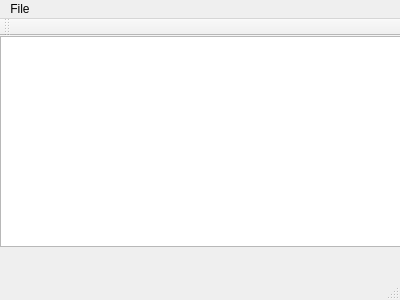
Old version of the form mainwindow.ui in the repository Nircek/littlebit.
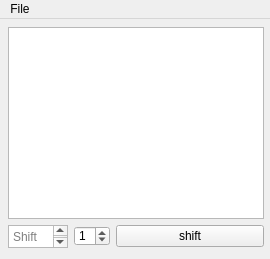
New version of the form.

Diff of the .ui file:
```diff
--- a/mainwindow.ui
+++ b/mainwindow.ui
@@ -6,23 +6,101 @@
    <rect>
     <x>0</x>
     <y>0</y>
-    <width>400</width>
-    <height>300</height>
+    <width>270</width>
+    <height>259</height>
    </rect>
   </property>
+  <property name="sizePolicy">
+   <sizepolicy hsizetype="Preferred" vsizetype="Preferred">
+    <horstretch>0</horstretch>
+    <verstretch>0</verstretch>
+   </sizepolicy>
+  </property>
   <property name="windowTitle">
    <string>MainWindow</string>
   </property>
   <widget class="QWidget" name="centralWidget">
-   <widget class="QGraphicsView" name="graphicsView">
+   <widget class="QWidget" name="">
     <property name="geometry">
      <rect>
       <x>0</x>
       <y>0</y>
-      <width>401</width>
-      <height>211</height>
+      <width>258</width>
+      <height>225</height>
      </rect>
     </property>
+    <layout class="QVBoxLayout" name="verticalLayout">
+     <property name="sizeConstraint">
+      <enum>QLayout::SetFixedSize</enum>
+     </property>
+     <property name="leftMargin">
+      <number>8</number>
+     </property>
+     <property name="topMargin">
+      <number>8</number>
+     </property>
+     <property name="rightMargin">
+      <number>8</number>
+     </property>
+     <property name="bottomMargin">
+      <number>8</number>
+     </property>
+     <item>
+      <widget class="QGraphicsView" name="graphicsView"/>
+     </item>
+     <item>
+      <layout class="QHBoxLayout" name="horizontalLayout">
+       <item alignment="Qt::AlignHCenter">
+        <widget class="QTextBrowser" name="textBrowser">
+         <property name="maximumSize">
+          <size>
+           <width>60</width>
+           <height>23</height>
+          </size>
+         </property>
+         <property name="placeholderText">
+          <string>Shift [bits]</string>
+         </property>
+        </widget>
+       </item>
+       <item>
+        <widget class="QSpinBox" name="spinBox">
+         <property name="maximumSize">
+          <size>
+           <width>36</width>
+           <height>20</height>
+          </size>
+         </property>
+         <property name="maximum">
+          <number>32</number>
+         </property>
+         <property name="value">
+          <number>1</number>
+         </property>
+        </widget>
+       </item>
+       <item>
+        <widget class="QPushButton" name="pushButton">
+         <property name="sizePolicy">
+          <sizepolicy hsizetype="Expanding" vsizetype="Fixed">
+           <horstretch>0</horstretch>
+           <verstretch>0</verstretch>
+          </sizepolicy>
+         </property>
+         <property name="minimumSize">
+          <size>
+           <width>33</width>
+           <height>18</height>
+          </size>
+         </property>
+         <property name="text">
+          <string>shift</string>
+         </property>
+        </widget>
+       </item>
+      </layout>
+     </item>
+    </layout>
    </widget>
   </widget>
   <widget class="QMenuBar" name="menuBar">
@@ -30,7 +108,7 @@
     <rect>
      <x>0</x>
      <y>0</y>
-     <width>400</width>
+     <width>270</width>
      <height>21</height>
     </rect>
    </property>
@@ -43,15 +121,6 @@
    </widget>
    <addaction name="menuFile"/>
   </widget>
-  <widget class="QToolBar" name="mainToolBar">
-   <attribute name="toolBarArea">
-    <enum>TopToolBarArea</enum>
-   </attribute>
-   <attribute name="toolBarBreak">
-    <bool>false</bool>
-   </attribute>
-  </widget>
-  <widget class="QStatusBar" name="statusBar"/>
   <action name="actionImport">
    <property name="text">
     <string>Import</string>
```
Left out of the diff: 2 changed lines with no effect on the pictures.
